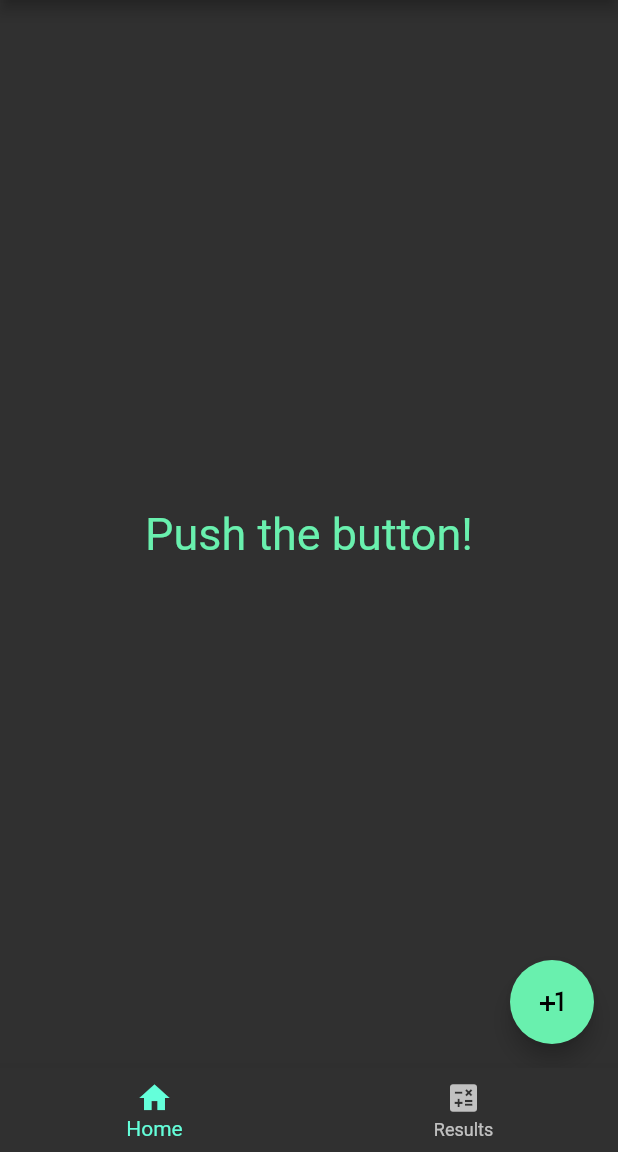
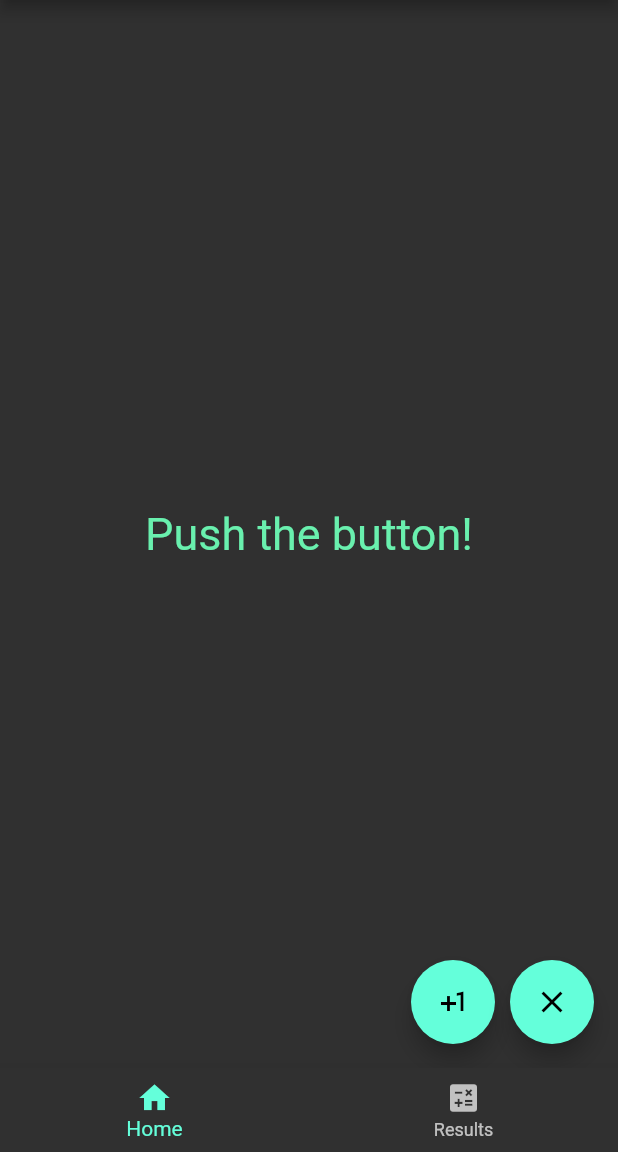
Before and after one commit to Hulltan/DSI-2020.2, a Flutter app: the screen it shows after launch, on a phone screen of 412 x 824 dp, the part 84-1236 px from its top. Run offline on Flutter 3.47's test engine with Material 2 defaults, Android fonts, the phone set to English and light mode, and no system bars.

Commit message:
Add reset button(FloatingAction), Add AlertDialog

```diff
--- a/lib/main.dart
+++ b/lib/main.dart
@@ -12,7 +12,6 @@ class MyApp extends StatelessWidget {
       title: 'Counter App',
       theme: ThemeData(
         brightness: Brightness.dark,
-        primarySwatch: Colors.blue,
       ),
       home: HomePage(title: 'Counter'),
       debugShowCheckedModeBanner: false,
@@ -59,7 +58,8 @@ class _HomePageState extends State<HomePage> {
       bottomNavigationBar: BottomNavigationBar(
         items: <BottomNavigationBarItem>[
           BottomNavigationBarItem(icon: Icon(Icons.home), label: 'Home'),
-          BottomNavigationBarItem(icon: Icon(Icons.calculate), label: 'Results'),
+          BottomNavigationBarItem(
+              icon: Icon(Icons.calculate), label: 'Results'),
         ],
         currentIndex: _selectedItem,
         onTap: (index) {
--- a/lib/pages.dart
+++ b/lib/pages.dart
@@ -23,6 +23,28 @@ class _FirstPageState extends State<FirstPage> {
     });
   }
 
+  void _resetCounter() {
+    AlertDialog alert = AlertDialog(
+      content: Text(
+        'The counter has reset.',
+        style: TextStyle(color: Colors.greenAccent),
+      ),
+      actions: [
+        TextButton(
+          onPressed: Navigator.of(context).pop,
+          child: Text(
+            'Ok',
+            style: TextStyle(color: Colors.greenAccent),
+          ),
+        )
+      ],
+    );
+    showDialog(context: context, builder: (_) => alert);
+    setState(() {
+      _counter = 0;
+    });
+  }
+
   @override
   Widget build(BuildContext context) {
     return Scaffold(
@@ -40,11 +62,24 @@ class _FirstPageState extends State<FirstPage> {
           ],
         ),
       ),
-      floatingActionButton: FloatingActionButton(
-        onPressed: _incrementCounter,
-        backgroundColor: Colors.greenAccent,
-        tooltip: 'Increment',
-        child: Icon(Icons.plus_one),
+      floatingActionButton: Row(
+        mainAxisAlignment: MainAxisAlignment.end,
+        children: [
+          FloatingActionButton(
+            onPressed: _incrementCounter,
+            tooltip: 'Increment',
+            child: Icon(Icons.plus_one),
+          ),
+          SizedBox(
+            width: 10,
+          ),
+          FloatingActionButton(
+              onPressed: _resetCounter,
+              tooltip: 'Reset',
+              child: Icon(
+                Icons.clear,
+              )),
+        ],
       ),
     );
   }
```
